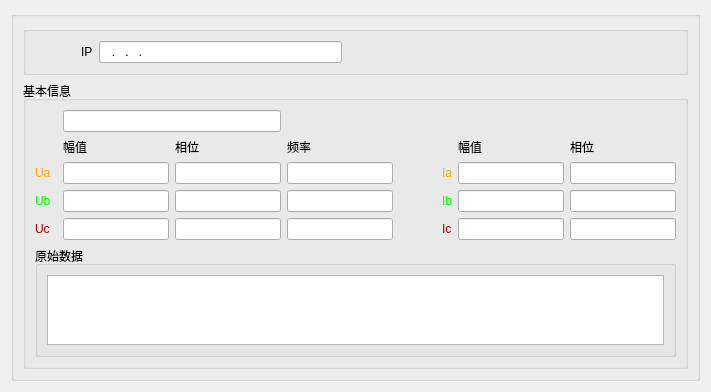
This is measure.ui in TTzen/PMU- as Qt 5 draws it before an edit. The edited form follows.
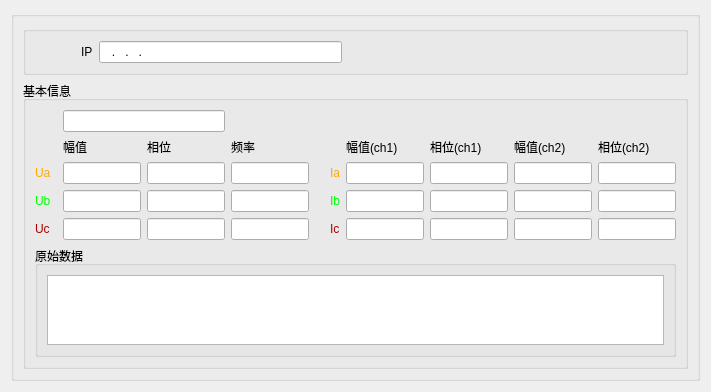
This is the edited form. Icons and pictures are not drawn.

```diff
--- a/measure.ui
+++ b/measure.ui
@@ -133,20 +133,9 @@
         <property name="title">
          <string>基本信息</string>
         </property>
-        <layout class="QGridLayout" name="gridLayout_4" rowstretch="0,0,0,0,0,0,0,1" columnstretch="0,0,0,0,0,0,0,0,0">
-         <item row="1" column="7">
-          <widget class="QLabel" name="label_12">
-           <property name="text">
-            <string>幅值</string>
-           </property>
-          </widget>
-         </item>
-         <item row="1" column="8">
-          <widget class="QLabel" name="label_13">
-           <property name="text">
-            <string>相位</string>
-           </property>
-          </widget>
+        <layout class="QGridLayout" name="gridLayout_4" rowstretch="0,0,0,0,0,0,0,0" columnstretch="0,0,0,0,0,0,0,0,0,0,0">
+         <item row="4" column="3">
+          <widget class="QLineEdit" name="UcPhaseEdit"/>
          </item>
          <item row="1" column="2">
           <widget class="QLabel" name="label_9">
@@ -155,6 +144,21 @@
            </property>
           </widget>
          </item>
+         <item row="2" column="3">
+          <widget class="QLineEdit" name="UaPhaseEdit"/>
+         </item>
+         <item row="4" column="2">
+          <widget class="QLineEdit" name="UcVoltageEdit"/>
+         </item>
+         <item row="3" column="3">
+          <widget class="QLineEdit" name="UbPhaseEdit"/>
+         </item>
+         <item row="3" column="4">
+          <widget class="QLineEdit" name="UbFreqEdit"/>
+         </item>
+         <item row="4" column="4">
+          <widget class="QLineEdit" name="UcFreqEdit"/>
+         </item>
          <item row="2" column="6">
           <widget class="QLabel" name="label_6">
            <property name="styleSheet">
@@ -165,11 +169,24 @@
            </property>
           </widget>
          </item>
-         <item row="2" column="7">
-          <widget class="QLineEdit" name="IaCurrentEdit"/>
+         <item row="1" column="8">
+          <widget class="QLabel" name="label_13">
+           <property name="text">
+            <string>相位(ch1)</string>
+           </property>
+          </widget>
+         </item>
+         <item row="2" column="2">
+          <widget class="QLineEdit" name="UaVoltageEdit"/>
          </item>
          <item row="4" column="8">
-          <widget class="QLineEdit" name="IcPhaseEdit"/>
+          <widget class="QLineEdit" name="IcPhaseEdit_CH1"/>
+         </item>
+         <item row="2" column="8">
+          <widget class="QLineEdit" name="IaPhaseEdit_CH1"/>
+         </item>
+         <item row="2" column="7">
+          <widget class="QLineEdit" name="IaCurrentEdit_CH1"/>
          </item>
          <item row="4" column="6">
           <widget class="QLabel" name="label_8">
@@ -181,42 +198,24 @@
            </property>
           </widget>
          </item>
-         <item row="2" column="8">
-          <widget class="QLineEdit" name="IaPhaseEdit"/>
-         </item>
-         <item row="2" column="3">
-          <widget class="QLineEdit" name="UaPhaseEdit"/>
-         </item>
-         <item row="4" column="3">
-          <widget class="QLineEdit" name="UcPhaseEdit"/>
-         </item>
-         <item row="4" column="4">
-          <widget class="QLineEdit" name="UcFreqEdit"/>
-         </item>
          <item row="3" column="7">
-          <widget class="QLineEdit" name="IbCurrentEdit"/>
+          <widget class="QLineEdit" name="IbCurrentEdit_CH1"/>
          </item>
-         <item row="3" column="4">
-          <widget class="QLineEdit" name="UbFreqEdit"/>
+         <item row="1" column="7">
+          <widget class="QLabel" name="label_12">
+           <property name="text">
+            <string>幅值(ch1)</string>
+           </property>
+          </widget>
          </item>
-         <item row="2" column="2">
-          <widget class="QLineEdit" name="UaVoltageEdit"/>
+         <item row="2" column="10">
+          <widget class="QLineEdit" name="IaPhaseEdit_CH2"/>
          </item>
-         <item row="4" column="2">
-          <widget class="QLineEdit" name="UcVoltageEdit"/>
-         </item>
-         <item row="3" column="3">
-          <widget class="QLineEdit" name="UbPhaseEdit"/>
+         <item row="2" column="9">
+          <widget class="QLineEdit" name="IaCurrentEdit_CH2"/>
          </item>
          <item row="4" column="7">
-          <widget class="QLineEdit" name="IcCurrentEdit"/>
-         </item>
-         <item row="1" column="4">
-          <widget class="QLabel" name="label_11">
-           <property name="text">
-            <string>频率</string>
-           </property>
-          </widget>
+          <widget class="QLineEdit" name="IcCurrentEdit_CH1"/>
          </item>
          <item row="1" column="3">
           <widget class="QLabel" name="label_10">
@@ -225,15 +224,29 @@
            </property>
           </widget>
          </item>
-         <item row="3" column="8">
-          <widget class="QLineEdit" name="IbPhaseEdit"/>
-         </item>
-         <item row="3" column="2">
-          <widget class="QLineEdit" name="UbVoltageEdit"/>
+         <item row="3" column="0">
+          <widget class="QLabel" name="label_4">
+           <property name="styleSheet">
+            <string notr="true">color: rgb(0, 255, 0);</string>
+           </property>
+           <property name="text">
+            <string>Ub</string>
+           </property>
+          </widget>
          </item>
          <item row="2" column="4">
           <widget class="QLineEdit" name="UaFreqEdit"/>
          </item>
+         <item row="4" column="0">
+          <widget class="QLabel" name="label_5">
+           <property name="styleSheet">
+            <string notr="true">color: rgb(170, 0, 0);</string>
+           </property>
+           <property name="text">
+            <string>Uc</string>
+           </property>
+          </widget>
+         </item>
          <item row="3" column="6">
           <widget class="QLabel" name="label_7">
            <property name="styleSheet">
@@ -244,48 +257,48 @@
            </property>
           </widget>
          </item>
-         <item row="3" column="5">
-          <spacer name="horizontalSpacer_3">
-           <property name="orientation">
-            <enum>Qt::Horizontal</enum>
-           </property>
-           <property name="sizeHint" stdset="0">
-            <size>
-             <width>40</width>
-             <height>20</height>
-            </size>
-           </property>
-          </spacer>
-         </item>
-         <item row="4" column="5">
-          <spacer name="horizontalSpacer_4">
-           <property name="orientation">
-            <enum>Qt::Horizontal</enum>
-           </property>
-           <property name="sizeHint" stdset="0">
-            <size>
-             <width>40</width>
-             <height>20</height>
-            </size>
-           </property>
-          </spacer>
-         </item>
-         <item row="2" column="5">
-          <spacer name="horizontalSpacer_2">
-           <property name="orientation">
-            <enum>Qt::Horizontal</enum>
-           </property>
-           <property name="sizeHint" stdset="0">
-            <size>
-             <width>40</width>
-             <height>20</height>
-            </size>
-           </property>
-          </spacer>
-         </item>
          <item row="0" column="2" colspan="2">
           <widget class="QLineEdit" name="GPSInfoEdit"/>
          </item>
+         <item row="1" column="4">
+          <widget class="QLabel" name="label_11">
+           <property name="text">
+            <string>频率</string>
+           </property>
+          </widget>
+         </item>
+         <item row="2" column="5">
+          <spacer name="horizontalSpacer_2">
+           <property name="orientation">
+            <enum>Qt::Horizontal</enum>
+           </property>
+           <property name="sizeHint" stdset="0">
+            <size>
+             <width>40</width>
+             <height>20</height>
+            </size>
+           </property>
+          </spacer>
+         </item>
+         <item row="3" column="2">
+          <widget class="QLineEdit" name="UbVoltageEdit"/>
+         </item>
+         <item row="3" column="8">
+          <widget class="QLineEdit" name="IbPhaseEdit_CH1"/>
+         </item>
+         <item row="4" column="5">
+          <spacer name="horizontalSpacer_4">
+           <property name="orientation">
+            <enum>Qt::Horizontal</enum>
+           </property>
+           <property name="sizeHint" stdset="0">
+            <size>
+             <width>40</width>
+             <height>20</height>
+            </size>
+           </property>
+          </spacer>
+         </item>
          <item row="2" column="0">
           <widget class="QLabel" name="label_3">
            <property name="styleSheet">
@@ -296,27 +309,32 @@
            </property>
           </widget>
          </item>
-         <item row="3" column="0">
-          <widget class="QLabel" name="label_4">
-           <property name="styleSheet">
-            <string notr="true">color: rgb(0, 255, 0);</string>
+         <item row="3" column="5">
+          <spacer name="horizontalSpacer_3">
+           <property name="orientation">
+            <enum>Qt::Horizontal</enum>
            </property>
-           <property name="text">
-            <string>Ub</string>
+           <property name="sizeHint" stdset="0">
+            <size>
+             <width>40</width>
+             <height>20</height>
+            </size>
            </property>
-          </widget>
+          </spacer>
          </item>
-         <item row="4" column="0">
-          <widget class="QLabel" name="label_5">
-           <property name="styleSheet">
-            <string notr="true">color: rgb(170, 0, 0);</string>
-           </property>
-           <property name="text">
-            <string>Uc</string>
-           </property>
-          </widget>
+         <item row="3" column="9">
+          <widget class="QLineEdit" name="IbCurrentEdit_CH2"/>
          </item>
-         <item row="7" column="0" colspan="9">
+         <item row="3" column="10">
+          <widget class="QLineEdit" name="IbPhaseEdit_CH2"/>
+         </item>
+         <item row="4" column="9">
+          <widget class="QLineEdit" name="IcCurrentEdit_CH2"/>
+         </item>
+         <item row="4" column="10">
+          <widget class="QLineEdit" name="IcPhaseEdit_CH2"/>
+         </item>
+         <item row="7" column="0" colspan="11">
           <widget class="QGroupBox" name="groupBox_4">
            <property name="title">
             <string>原始数据</string>
@@ -328,6 +346,20 @@
            </layout>
           </widget>
          </item>
+         <item row="1" column="9">
+          <widget class="QLabel" name="label_14">
+           <property name="text">
+            <string>幅值(ch2)</string>
+           </property>
+          </widget>
+         </item>
+         <item row="1" column="10">
+          <widget class="QLabel" name="label_15">
+           <property name="text">
+            <string>相位(ch2)</string>
+           </property>
+          </widget>
+         </item>
          <item row="0" column="0" colspan="2">
           <widget class="QLabel" name="label_2">
            <property name="styleSheet">
```
